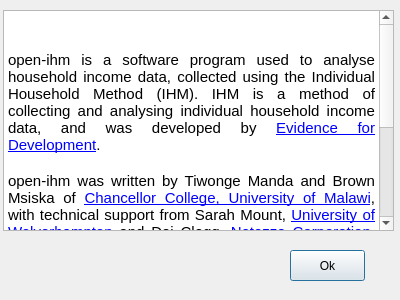
Old version of the form open-ihm/gui/designs/ui_about_openihm.ui in the repository snim2mirror/openihm.
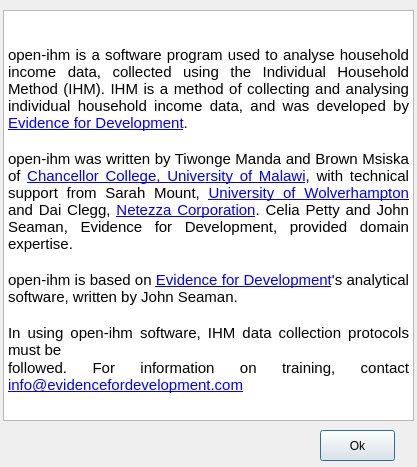
New version of the form. Icons and pictures are not drawn.

Commit message: changing size of 'About open-IHM' dialog

Patch:
```diff
--- a/open-ihm/gui/designs/ui_about_openihm.ui
+++ b/open-ihm/gui/designs/ui_about_openihm.ui
@@ -6,14 +6,14 @@
    <rect>
     <x>0</x>
     <y>0</y>
-    <width>400</width>
-    <height>300</height>
+    <width>417</width>
+    <height>467</height>
    </rect>
   </property>
   <property name="minimumSize">
    <size>
-    <width>400</width>
-    <height>300</height>
+    <width>417</width>
+    <height>467</height>
    </size>
   </property>
   <property name="windowTitle">
@@ -22,8 +22,8 @@
   <widget class="QPushButton" name="cmdOk">
    <property name="geometry">
     <rect>
-     <x>290</x>
-     <y>250</y>
+     <x>320</x>
+     <y>430</y>
      <width>75</width>
      <height>31</height>
     </rect>
@@ -37,25 +37,25 @@
     <rect>
      <x>3</x>
      <y>10</y>
-     <width>391</width>
-     <height>221</height>
+     <width>411</width>
+     <height>411</height>
     </rect>
    </property>
    <property name="html">
     <string>&lt;!DOCTYPE HTML PUBLIC &quot;-//W3C//DTD HTML 4.0//EN&quot; &quot;http://www.w3.org/TR/REC-html40/strict.dtd&quot;&gt;
 &lt;html&gt;&lt;head&gt;&lt;meta name=&quot;qrichtext&quot; content=&quot;1&quot; /&gt;&lt;style type=&quot;text/css&quot;&gt;
 p, li { white-space: pre-wrap; }
-&lt;/style&gt;&lt;/head&gt;&lt;body style=&quot; font-family:'Cantarell'; font-size:11pt; font-weight:400; font-style:normal;&quot;&gt;
+&lt;/style&gt;&lt;/head&gt;&lt;body style=&quot; font-family:'MS Shell Dlg 2'; font-size:8.25pt; font-weight:400; font-style:normal;&quot;&gt;
 &lt;p style=&quot; margin-top:0px; margin-bottom:0px; margin-left:0px; margin-right:0px; -qt-block-indent:0; text-indent:0px;&quot;&gt;&lt;img src=&quot;:/images/images/EfDChancoComposite.jpg&quot; width=&quot;375&quot; /&gt;&lt;/p&gt;
-&lt;p style=&quot;-qt-paragraph-type:empty; margin-top:0px; margin-bottom:0px; margin-left:0px; margin-right:0px; -qt-block-indent:0; text-indent:0px;&quot;&gt;&lt;/p&gt;
-&lt;p align=&quot;justify&quot; style=&quot; margin-top:0px; margin-bottom:0px; margin-left:0px; margin-right:0px; -qt-block-indent:0; text-indent:0px;&quot;&gt;open-ihm is a software program used to analyse household income data, collected using the Individual Household Method (IHM). IHM is a method of collecting and analysing individual household income data, and was developed by &lt;a href=&quot;http://www.evidencefordevelopment.com&quot;&gt;&lt;span style=&quot; text-decoration: underline; color:#0000ff;&quot;&gt;Evidence for Development&lt;/span&gt;&lt;/a&gt;.&lt;/p&gt;
-&lt;p align=&quot;justify&quot; style=&quot;-qt-paragraph-type:empty; margin-top:0px; margin-bottom:0px; margin-left:0px; margin-right:0px; -qt-block-indent:0; text-indent:0px;&quot;&gt;&lt;/p&gt;
-&lt;p align=&quot;justify&quot; style=&quot; margin-top:0px; margin-bottom:0px; margin-left:0px; margin-right:0px; -qt-block-indent:0; text-indent:0px;&quot;&gt;open-ihm was written by Tiwonge Manda and Brown Msiska of &lt;a href=&quot;http://www.chanco.unima.mw/&quot;&gt;&lt;span style=&quot; text-decoration: underline; color:#0000ff;&quot;&gt;Chancellor College, University of Malawi&lt;/span&gt;&lt;/a&gt;, with technical support from Sarah Mount, &lt;a href=&quot;http://www.wlv.ac.uk&quot;&gt;&lt;span style=&quot; text-decoration: underline; color:#0000ff;&quot;&gt;University of Wolverhampton &lt;/span&gt;&lt;/a&gt;and Dai Clegg, &lt;a href=&quot;http://www.netezza.com/&quot;&gt;&lt;span style=&quot; text-decoration: underline; color:#0000ff;&quot;&gt;Netezza Corporation&lt;/span&gt;&lt;/a&gt;. Celia Petty and John Seaman, Evidence for Development, provided domain expertise.  &lt;/p&gt;
-&lt;p align=&quot;justify&quot; style=&quot;-qt-paragraph-type:empty; margin-top:0px; margin-bottom:0px; margin-left:0px; margin-right:0px; -qt-block-indent:0; text-indent:0px;&quot;&gt;&lt;/p&gt;
-&lt;p align=&quot;justify&quot; style=&quot; margin-top:0px; margin-bottom:0px; margin-left:0px; margin-right:0px; -qt-block-indent:0; text-indent:0px;&quot;&gt;open-ihm is based on &lt;a href=&quot;http://www.evidencefordevelopment.com&quot;&gt;&lt;span style=&quot; text-decoration: underline; color:#0000ff;&quot;&gt;Evidence for Development&lt;/span&gt;&lt;/a&gt;'s analytical software, written by John Seaman.&lt;/p&gt;
-&lt;p align=&quot;justify&quot; style=&quot;-qt-paragraph-type:empty; margin-top:0px; margin-bottom:0px; margin-left:0px; margin-right:0px; -qt-block-indent:0; text-indent:0px;&quot;&gt;&lt;/p&gt;
-&lt;p align=&quot;justify&quot; style=&quot; margin-top:0px; margin-bottom:0px; margin-left:0px; margin-right:0px; -qt-block-indent:0; text-indent:0px;&quot;&gt;In using open-ihm software, IHM data collection protocols must be&lt;/p&gt;
-&lt;p align=&quot;justify&quot; style=&quot; margin-top:0px; margin-bottom:0px; margin-left:0px; margin-right:0px; -qt-block-indent:0; text-indent:0px;&quot;&gt;followed. For information on training, contact &lt;a href=&quot;mailto:info@evidencefordevelopment.com&quot;&gt;&lt;span style=&quot; text-decoration: underline; color:#0000ff;&quot;&gt;info@evidencefordevelopment.com&lt;/span&gt;&lt;/a&gt;&lt;/p&gt;&lt;/body&gt;&lt;/html&gt;</string>
+&lt;p style=&quot;-qt-paragraph-type:empty; margin-top:0px; margin-bottom:0px; margin-left:0px; margin-right:0px; -qt-block-indent:0; text-indent:0px; font-family:'Cantarell'; font-size:11pt;&quot;&gt;&lt;/p&gt;
+&lt;p align=&quot;justify&quot; style=&quot; margin-top:0px; margin-bottom:0px; margin-left:0px; margin-right:0px; -qt-block-indent:0; text-indent:0px;&quot;&gt;&lt;span style=&quot; font-family:'Cantarell'; font-size:11pt;&quot;&gt;open-ihm is a software program used to analyse household income data, collected using the Individual Household Method (IHM). IHM is a method of collecting and analysing individual household income data, and was developed by &lt;/span&gt;&lt;a href=&quot;http://www.evidencefordevelopment.com&quot;&gt;&lt;span style=&quot; font-family:'Cantarell'; font-size:11pt; text-decoration: underline; color:#0000ff;&quot;&gt;Evidence for Development&lt;/span&gt;&lt;/a&gt;&lt;span style=&quot; font-family:'Cantarell'; font-size:11pt;&quot;&gt;.&lt;/span&gt;&lt;/p&gt;
+&lt;p align=&quot;justify&quot; style=&quot;-qt-paragraph-type:empty; margin-top:0px; margin-bottom:0px; margin-left:0px; margin-right:0px; -qt-block-indent:0; text-indent:0px; font-family:'Cantarell'; font-size:11pt;&quot;&gt;&lt;/p&gt;
+&lt;p align=&quot;justify&quot; style=&quot; margin-top:0px; margin-bottom:0px; margin-left:0px; margin-right:0px; -qt-block-indent:0; text-indent:0px;&quot;&gt;&lt;span style=&quot; font-family:'Cantarell'; font-size:11pt;&quot;&gt;open-ihm was written by Tiwonge Manda and Brown Msiska of &lt;/span&gt;&lt;a href=&quot;http://www.chanco.unima.mw/&quot;&gt;&lt;span style=&quot; font-family:'Cantarell'; font-size:11pt; text-decoration: underline; color:#0000ff;&quot;&gt;Chancellor College, University of Malawi&lt;/span&gt;&lt;/a&gt;&lt;span style=&quot; font-family:'Cantarell'; font-size:11pt;&quot;&gt;, with technical support from Sarah Mount, &lt;/span&gt;&lt;a href=&quot;http://www.wlv.ac.uk&quot;&gt;&lt;span style=&quot; font-family:'Cantarell'; font-size:11pt; text-decoration: underline; color:#0000ff;&quot;&gt;University of Wolverhampton &lt;/span&gt;&lt;/a&gt;&lt;span style=&quot; font-family:'Cantarell'; font-size:11pt;&quot;&gt;and Dai Clegg, &lt;/span&gt;&lt;a href=&quot;http://www.netezza.com/&quot;&gt;&lt;span style=&quot; font-family:'Cantarell'; font-size:11pt; text-decoration: underline; color:#0000ff;&quot;&gt;Netezza Corporation&lt;/span&gt;&lt;/a&gt;&lt;span style=&quot; font-family:'Cantarell'; font-size:11pt;&quot;&gt;. Celia Petty and John Seaman, Evidence for Development, provided domain expertise.  &lt;/span&gt;&lt;/p&gt;
+&lt;p align=&quot;justify&quot; style=&quot;-qt-paragraph-type:empty; margin-top:0px; margin-bottom:0px; margin-left:0px; margin-right:0px; -qt-block-indent:0; text-indent:0px; font-family:'Cantarell'; font-size:11pt;&quot;&gt;&lt;/p&gt;
+&lt;p align=&quot;justify&quot; style=&quot; margin-top:0px; margin-bottom:0px; margin-left:0px; margin-right:0px; -qt-block-indent:0; text-indent:0px;&quot;&gt;&lt;span style=&quot; font-family:'Cantarell'; font-size:11pt;&quot;&gt;open-ihm is based on &lt;/span&gt;&lt;a href=&quot;http://www.evidencefordevelopment.com&quot;&gt;&lt;span style=&quot; font-family:'Cantarell'; font-size:11pt; text-decoration: underline; color:#0000ff;&quot;&gt;Evidence for Development&lt;/span&gt;&lt;/a&gt;&lt;span style=&quot; font-family:'Cantarell'; font-size:11pt;&quot;&gt;'s analytical software, written by John Seaman.&lt;/span&gt;&lt;/p&gt;
+&lt;p align=&quot;justify&quot; style=&quot;-qt-paragraph-type:empty; margin-top:0px; margin-bottom:0px; margin-left:0px; margin-right:0px; -qt-block-indent:0; text-indent:0px; font-family:'Cantarell'; font-size:11pt;&quot;&gt;&lt;/p&gt;
+&lt;p align=&quot;justify&quot; style=&quot; margin-top:0px; margin-bottom:0px; margin-left:0px; margin-right:0px; -qt-block-indent:0; text-indent:0px;&quot;&gt;&lt;span style=&quot; font-family:'Cantarell'; font-size:11pt;&quot;&gt;In using open-ihm software, IHM data collection protocols must be&lt;/span&gt;&lt;/p&gt;
+&lt;p align=&quot;justify&quot; style=&quot; margin-top:0px; margin-bottom:0px; margin-left:0px; margin-right:0px; -qt-block-indent:0; text-indent:0px;&quot;&gt;&lt;span style=&quot; font-family:'Cantarell'; font-size:11pt;&quot;&gt;followed. For information on training, contact &lt;/span&gt;&lt;a href=&quot;mailto:info@evidencefordevelopment.com&quot;&gt;&lt;span style=&quot; font-family:'Cantarell'; font-size:11pt; text-decoration: underline; color:#0000ff;&quot;&gt;info@evidencefordevelopment.com&lt;/span&gt;&lt;/a&gt;&lt;/p&gt;&lt;/body&gt;&lt;/html&gt;</string>
    </property>
   </widget>
  </widget>
```
The commit also changes 1 other file.
